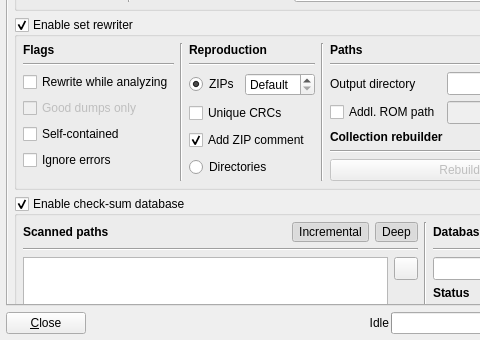
qmc2/qmc2-mame-fe, file romalyzer.ui: the form before one commit; both pictures show x 0 to 480 and y 381 to 721 of the 721 by 721 pixel window.
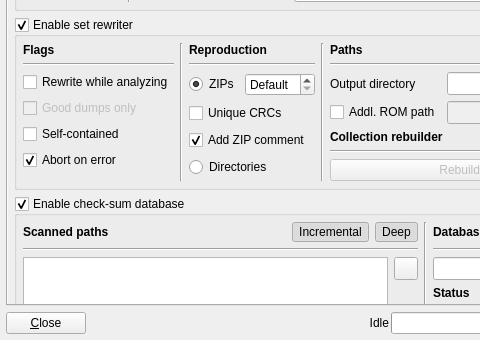
The form after the commit. The open tabs and pages were chosen to show the change. Icons and pictures are not drawn.

Commit message: imp: inverted flag added in r6465 (ignore error => abort on error)

What changed in the file:
```diff
--- a/romalyzer.ui
+++ b/romalyzer.ui
@@ -598,7 +598,10 @@
                      <string>Ignore reproduction errors (not recommended)</string>
                     </property>
                     <property name="text">
-                     <string>Ignore errors</string>
+                     <string>Abort on error</string>
+                    </property>
+                    <property name="checked">
+                     <bool>true</bool>
                     </property>
                    </widget>
                   </item>
```
Left out of the diff: 8 changed lines with no effect on the pictures. The commit also changes 18 other files.
